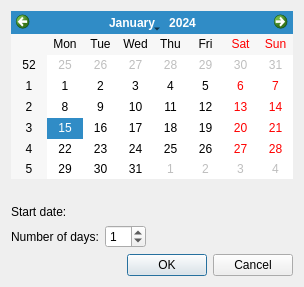
Before: the Qt Designer form qt_gui/ui/add_exceptional_day_dialog.ui in ravenvz/SprintTimer, drawn with Qt 5.
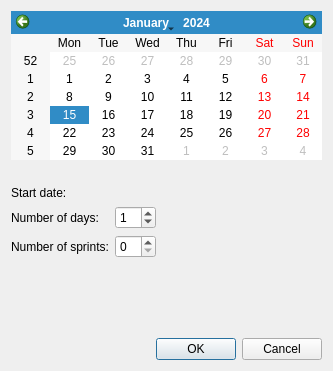
After: the same form once the commit is applied.

What changed in the file:
```diff
--- a/qt_gui/ui/add_exceptional_day_dialog.ui
+++ b/qt_gui/ui/add_exceptional_day_dialog.ui
@@ -6,8 +6,8 @@
    <rect>
     <x>0</x>
     <y>0</y>
-    <width>304</width>
-    <height>287</height>
+    <width>333</width>
+    <height>371</height>
    </rect>
   </property>
   <property name="windowTitle">
@@ -38,14 +38,14 @@
      </property>
     </widget>
    </item>
-   <item row="4" column="0">
+   <item row="5" column="0">
     <widget class="QLabel" name="lblNumDays">
      <property name="text">
       <string>Number of days:</string>
      </property>
     </widget>
    </item>
-   <item row="4" column="1">
+   <item row="5" column="1">
     <widget class="QSpinBox" name="spbNumDays">
      <property name="sizePolicy">
       <sizepolicy hsizetype="Fixed" vsizetype="Fixed">
@@ -58,7 +58,24 @@
      </property>
     </widget>
    </item>
-   <item row="5" column="1">
+   <item row="6" column="0">
+    <widget class="QLabel" name="label">
+     <property name="text">
+      <string>Number of sprints:</string>
+     </property>
+    </widget>
+   </item>
+   <item row="6" column="1">
+    <widget class="QSpinBox" name="spbNumSprints">
+     <property name="sizePolicy">
+      <sizepolicy hsizetype="Fixed" vsizetype="Fixed">
+       <horstretch>0</horstretch>
+       <verstretch>0</verstretch>
+      </sizepolicy>
+     </property>
+    </widget>
+   </item>
+   <item row="8" column="1">
     <widget class="QDialogButtonBox" name="buttonBox">
      <property name="orientation">
       <enum>Qt::Horizontal</enum>
@@ -66,8 +83,24 @@
      <property name="standardButtons">
       <set>QDialogButtonBox::Cancel|QDialogButtonBox::Ok</set>
      </property>
+     <property name="centerButtons">
+      <bool>false</bool>
+     </property>
     </widget>
    </item>
+   <item row="7" column="1">
+    <spacer name="verticalSpacer">
+     <property name="orientation">
+      <enum>Qt::Vertical</enum>
+     </property>
+     <property name="sizeHint" stdset="0">
+      <size>
+       <width>20</width>
+       <height>40</height>
+      </size>
+     </property>
+    </spacer>
+   </item>
   </layout>
  </widget>
  <resources/>
```
